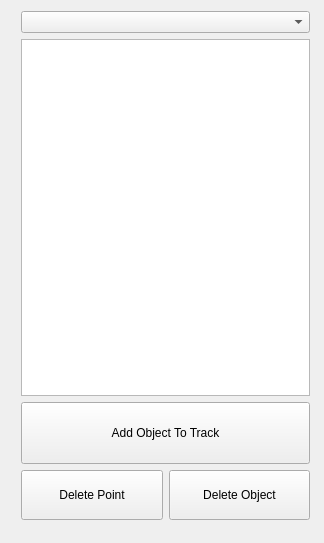
Before: the Qt Designer form vidplayer/pointtracker.ui in MoCap-Data-Acquisition/mocap, drawn with Qt 5.
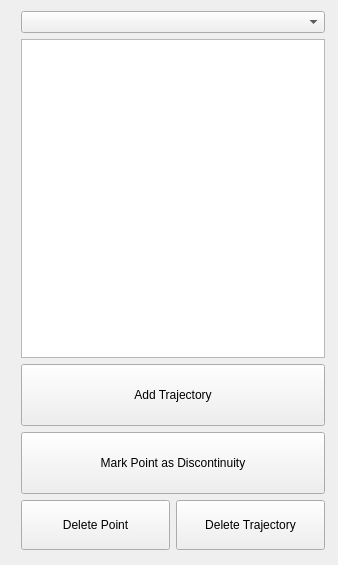
After: the same form once the commit is applied.

Commit message: Added a help menu, discontinuity option...etc

Diff of the .ui file:
```diff
--- a/vidplayer/pointtracker.ui
+++ b/vidplayer/pointtracker.ui
@@ -6,8 +6,8 @@
    <rect>
     <x>0</x>
     <y>0</y>
-    <width>324</width>
-    <height>543</height>
+    <width>338</width>
+    <height>565</height>
    </rect>
   </property>
   <property name="sizePolicy">
@@ -31,8 +31,8 @@
      <rect>
       <x>10</x>
       <y>0</y>
-      <width>311</width>
-      <height>531</height>
+      <width>326</width>
+      <height>561</height>
      </rect>
     </property>
     <layout class="QVBoxLayout" name="verticalLayout">
@@ -55,7 +55,7 @@
         </size>
        </property>
        <property name="text">
-        <string>Add Object To Track</string>
+        <string>Add Trajectory</string>
        </property>
        <property name="iconSize">
         <size>
@@ -65,6 +65,19 @@
        </property>
       </widget>
      </item>
+     <item>
+      <widget class="QPushButton" name="pushButton">
+       <property name="minimumSize">
+        <size>
+         <width>0</width>
+         <height>62</height>
+        </size>
+       </property>
+       <property name="text">
+        <string>Mark Point as Discontinuity</string>
+       </property>
+      </widget>
+     </item>
      <item>
       <layout class="QHBoxLayout" name="horizontalLayout">
        <item>
@@ -95,7 +108,7 @@
           </size>
          </property>
          <property name="text">
-          <string>Delete Object</string>
+          <string>Delete Trajectory</string>
          </property>
         </widget>
        </item>
```
The commit also changes 23 other files.
